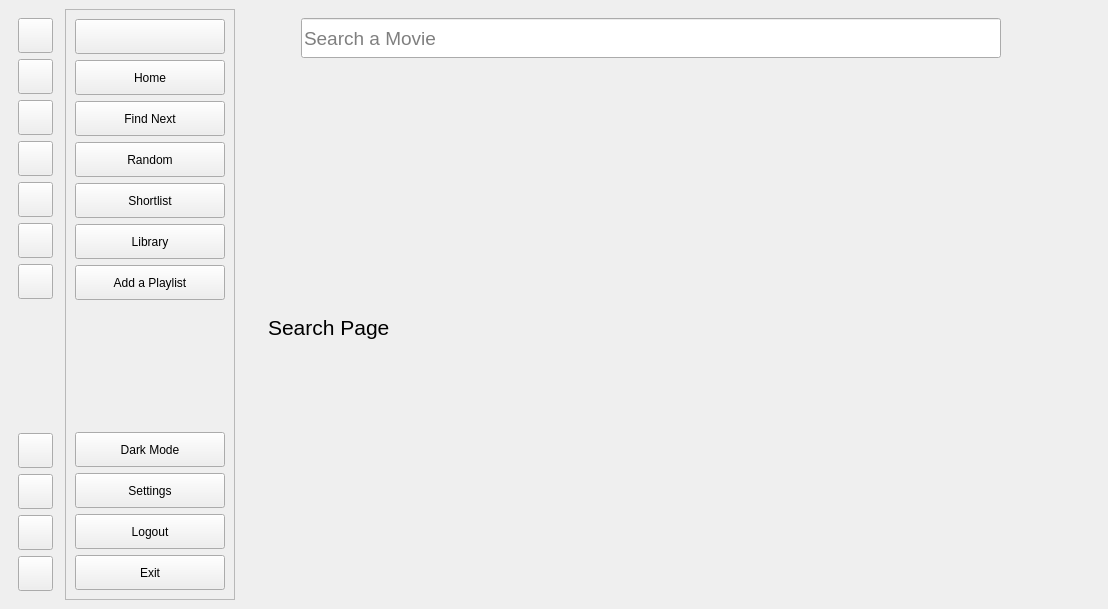
Old version of the form UI/ui_main.ui in the repository lakshya076/Cinematch.
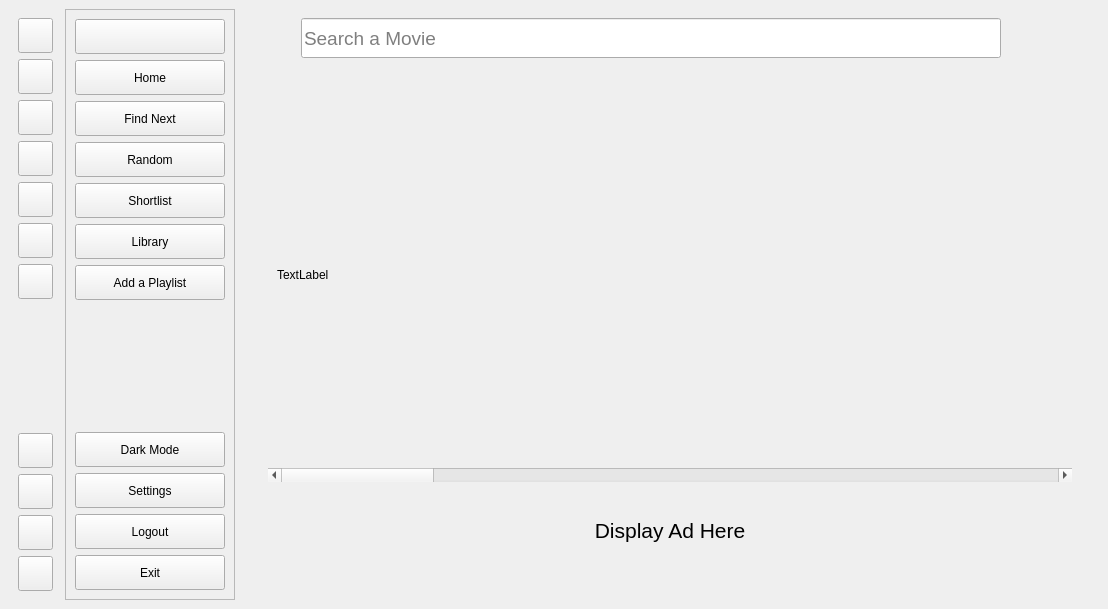
New version of the form. The open tabs and pages were chosen to show the change. Icons and pictures are not drawn. Custom widgets are drawn as their Qt base class.

Commit message: setting premise for search window

```diff
--- a/UI/ui_main.ui
+++ b/UI/ui_main.ui
@@ -1401,8 +1401,8 @@
               <rect>
                <x>0</x>
                <y>0</y>
-               <width>135</width>
-               <height>43</height>
+                  <width>822</width>
+                  <height>486</height>
               </rect>
              </property>
              <property name="styleSheet">
@@ -1410,12 +1410,68 @@
              </property>
              <layout class="QVBoxLayout" name="verticalLayout_6">
               <item>
+                  <widget class="QScrollArea" name="search_sa_real">
+                      <property name="minimumSize">
+                          <size>
+                              <width>0</width>
+                              <height>400</height>
+                          </size>
+                      </property>
+                      <property name="maximumSize">
+                          <size>
+                              <width>16777215</width>
+                              <height>400</height>
+                          </size>
+                      </property>
+                      <property name="frameShape">
+                          <enum>QFrame::NoFrame</enum>
+                      </property>
+                      <property name="frameShadow">
+                          <enum>QFrame::Plain</enum>
+                      </property>
+                      <property name="lineWidth">
+                          <number>0</number>
+                      </property>
+                      <property name="widgetResizable">
+                          <bool>true</bool>
+                      </property>
+                      <widget class="QWidget" name="search_sa_real_widgets">
+                          <property name="geometry">
+                              <rect>
+                                  <x>0</x>
+                                  <y>0</y>
+                                  <width>12363</width>
+                                  <height>383</height>
+                              </rect>
+                          </property>
+                          <layout class="QHBoxLayout" name="search_sa_real_hlayout">
+                              <item>
+                                  <widget class="QLabel" name="label_4">
+                                      <property name="minimumSize">
+                                          <size>
+                                              <width>12345</width>
+                                              <height>0</height>
+                                          </size>
+                                      </property>
+                                      <property name="text">
+                                          <string>TextLabel</string>
+                                      </property>
+                                  </widget>
+                              </item>
+                          </layout>
+                      </widget>
+                  </widget>
+              </item>
+                 <item>
                <widget class="QLabel" name="label_7">
                 <property name="styleSheet">
                  <string notr="true">font:16pt;</string>
                 </property>
                 <property name="text">
-                 <string>Search Page</string>
+                    <string>Display Ad Here</string>
+                </property>
+                   <property name="alignment">
+                       <set>Qt::AlignCenter</set>
                 </property>
                </widget>
               </item>
```
Left out of the diff: 76 changed lines with no effect on the pictures. The commit also changes 1 other file.
